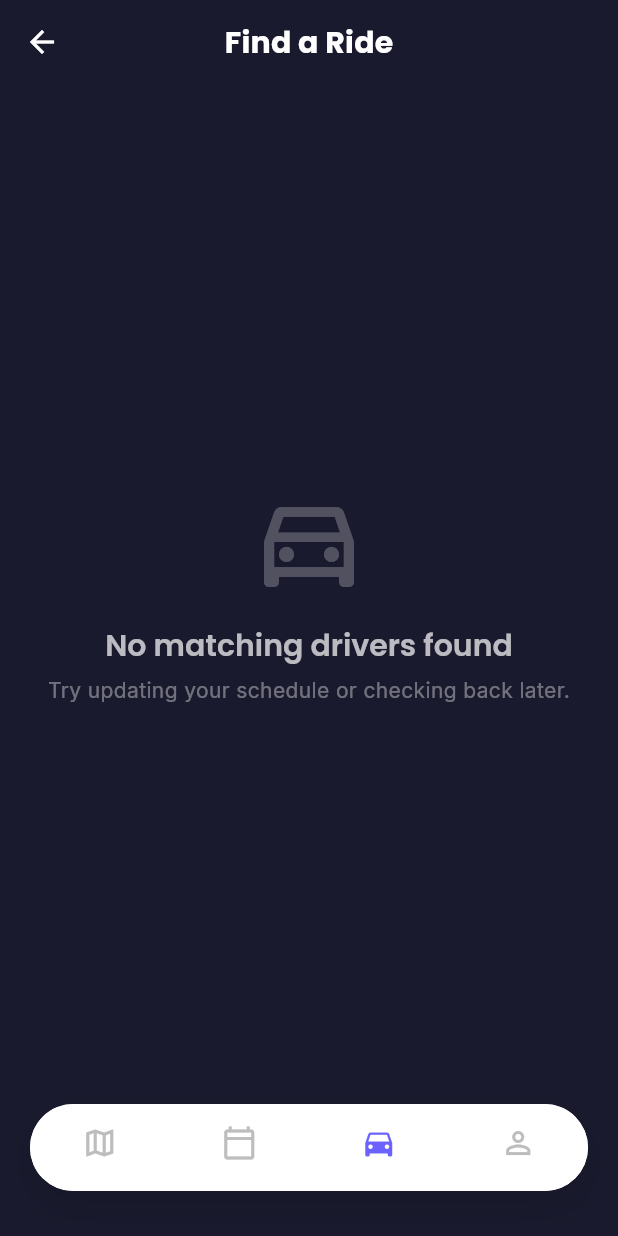
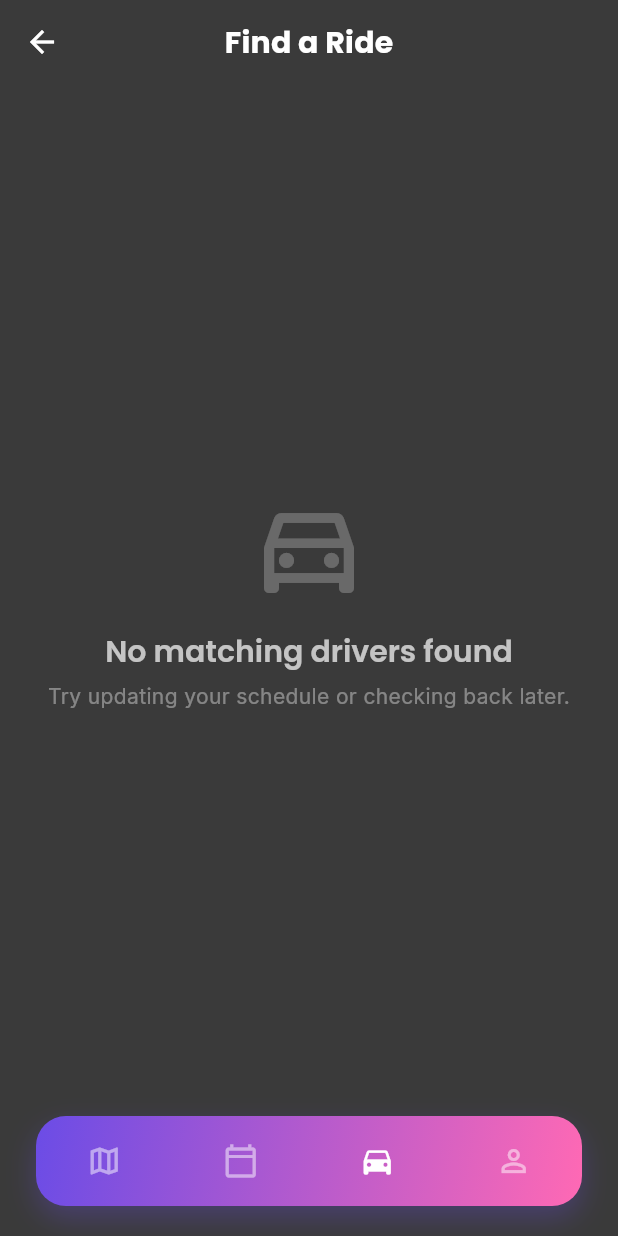
Before and after one commit to BaylaPatin/LectureLift, a Flutter app: the FindRideScreen screen opened directly, on a phone screen of 412 x 824 dp. Run offline on Flutter 3.47's test engine with Material 3 defaults, Android fonts, the phone set to English and light mode, and no system bars; our stand-ins replace cloud_firestore, file_picker, firebase_auth, firebase_core, geolocator, google_fonts and 5 more; missing offline and left inert: excel, flutter_polyline_points, icalendar_parser; accounts and stored records are empty.

Commit message:
Update to Navigation bar

```diff
--- a/lecture_lift/lib/theme/app_theme.dart
+++ b/lecture_lift/lib/theme/app_theme.dart
@@ -2,14 +2,14 @@ import 'package:flutter/material.dart';
 import 'package:google_fonts/google_fonts.dart';
 
 class AppTheme {
-  // Purple and Yellow Color Palette - Modern & Unique
-  static const Color primaryPurple = Color(0xFF6B4CE6); // Vibrant Purple
-  static const Color deepPurple = Color(0xFF4A2FB8); // Deep Purple (darker shade)
-  static const Color lightPurple = Color(0xFF9B8FF5); // Light Purple (for accents)
+  // Mint Green Color Palette - Fresh & Modern
+  static const Color mintGreen = Color(0xFF7FFFD4); // Aquamarine Mint
+  static const Color lightMint = Color(0xFF9FFFED); // Light Mint
+  static const Color deepMint = Color(0xFF5FD8B8); // Deep Mint
 
-  static const Color primaryYellow = Color(0xFFFFC947); // Warm Golden Yellow
-  static const Color brightYellow = Color(0xFFFFD666); // Bright Yellow (lighter shade)
-  static const Color deepYellow = Color(0xFFE6B031); // Deep Yellow (darker shade)
+  // Keep purple for backwards compatibility
+  static const Color primaryPurple = Color(0xFF6B4CE6);
+  static const Color primaryYellow = Color(0xFFFFC947);
 
   // Neutral Colors
   static const Color surfaceColor = Colors.white;
@@ -26,11 +26,17 @@ class AppTheme {
   static const Color primaryPink = Color(0xFFFF69B4); // Hot Pink
   static const Color deepPink = Color(0xFFC51162); // Deep Pink
 
-  // Dark Theme Colors
-  static const Color darkBackground = Color(0xFF1A1A2E); // Dark Blue/Grey
-  static const Color darkSurface = Color(0xFF16213E); // Slightly lighter dark
+  // Dark Theme Colors - Washed Out Dark Grey
+  static const Color darkBackground = Color(0xFF3A3A3A); // Washed out dark grey
+  static const Color darkSurface = Color(0xFF4A4A4A); // Slightly lighter dark grey
 
-  // Gradient Presets for Modern Look
+  // Gradient Presets for Modern Look - Mint Green
+  static const LinearGradient mintGradient = LinearGradient(
+    colors: [lightMint, deepMint],
+    begin: Alignment.topLeft,
+    end: Alignment.bottomRight,
+  );
+
   static const LinearGradient purpleGradient = LinearGradient(
     colors: [primaryPurple, primaryPink],
     begin: Alignment.topLeft,
@@ -45,7 +51,7 @@ class AppTheme {
 
   // Role-based Gradients
   static LinearGradient get driverGradient => purpleGradient;
-  static LinearGradient get riderGradient => purpleGradient; // Unified gradient as requested
+  static LinearGradient get riderGradient => purpleGradient;
 
   static ThemeData get lightTheme {
     return ThemeData(
--- a/lecture_lift/lib/widgets/app_bottom_navigation_bar.dart
+++ b/lecture_lift/lib/widgets/app_bottom_navigation_bar.dart
@@ -1,4 +1,5 @@
 import 'package:flutter/material.dart';
+import '../theme/app_theme.dart';
 
 class AppBottomNavigationBar extends StatelessWidget {
   final int selectedIndex;
@@ -13,54 +14,54 @@ class AppBottomNavigationBar extends StatelessWidget {
   @override
   Widget build(BuildContext context) {
     return Container(
-      margin: const EdgeInsets.fromLTRB(20, 0, 20, 30),
+      height: 60, // Smaller height
+      margin: const EdgeInsets.fromLTRB(24, 0, 24, 20), // Reduced bottom margin
       decoration: BoxDecoration(
-        color: Colors.white,
-        borderRadius: BorderRadius.circular(30),
+        gradient: AppTheme.purpleGradient, // Gradient background
+        borderRadius: BorderRadius.circular(20), // Slightly less rounded
         boxShadow: [
           BoxShadow(
-            color: Colors.black.withOpacity(0.1),
-            blurRadius: 20,
-            offset: const Offset(0, 10),
+            color: AppTheme.primaryPurple.withOpacity(0.3),
+            blurRadius: 16,
+            offset: const Offset(0, 8),
           ),
         ],
       ),
       child: ClipRRect(
-        borderRadius: BorderRadius.circular(30),
-        child: BottomNavigationBar(
-          type: BottomNavigationBarType.fixed,
-          currentIndex: selectedIndex,
-          selectedItemColor: const Color(0xFF6C63FF),
-          unselectedItemColor: Colors.grey[400],
-          showSelectedLabels: false,
-          showUnselectedLabels: false,
-          backgroundColor: Colors.white,
-          elevation: 0,
-          onTap: onItemTapped,
-          items: const [
-            BottomNavigationBarItem(
-              icon: Icon(Icons.map_outlined),
-              activeIcon: Icon(Icons.map),
-              label: 'Map',
-            ),
-            BottomNavigationBarItem(
-              icon: Icon(Icons.calendar_today_outlined),
-              activeIcon: Icon(Icons.calendar_today),
-              label: 'Schedule',
-            ),
-            BottomNavigationBarItem(
-              icon: Icon(Icons.directions_car_outlined),
-              activeIcon: Icon(Icons.directions_car),
-              label: 'Rides',
-            ),
-            BottomNavigationBarItem(
-              icon: Icon(Icons.person_outline),
-              activeIcon: Icon(Icons.person),
-              label: 'Profile',
-            ),
+        borderRadius: BorderRadius.circular(20),
+        child: Row(
+          mainAxisAlignment: MainAxisAlignment.spaceAround,
+          children: [
+            _buildNavItem(Icons.map_outlined, Icons.map, 0, 'Map'),
+            _buildNavItem(Icons.calendar_today_outlined, Icons.calendar_today, 1, 'Schedule'),
+            _buildNavItem(Icons.directions_car_outlined, Icons.directions_car, 2, 'Rides'),
+            _buildNavItem(Icons.person_outline, Icons.person, 3, 'Profile'),
           ],
         ),
       ),
     );
   }
+
+  Widget _buildNavItem(IconData icon, IconData activeIcon, int index, String label) {
+    final isSelected = selectedIndex == index;
+
+    return Expanded(
+      child: Material(
+        color: Colors.transparent,
+        child: InkWell(
+          onTap: () => onItemTapped(index),
+          borderRadius: BorderRadius.circular(12),
+          child: Container(
+            height: double.infinity,
+            alignment: Alignment.center,
+            child: Icon(
+              isSelected ? activeIcon : icon,
+              color: isSelected ? Colors.white : Colors.white.withOpacity(0.5),
+              size: 24, // Optimized icon size
+            ),
+          ),
+        ),
+      ),
+    );
+  }
 }
```
